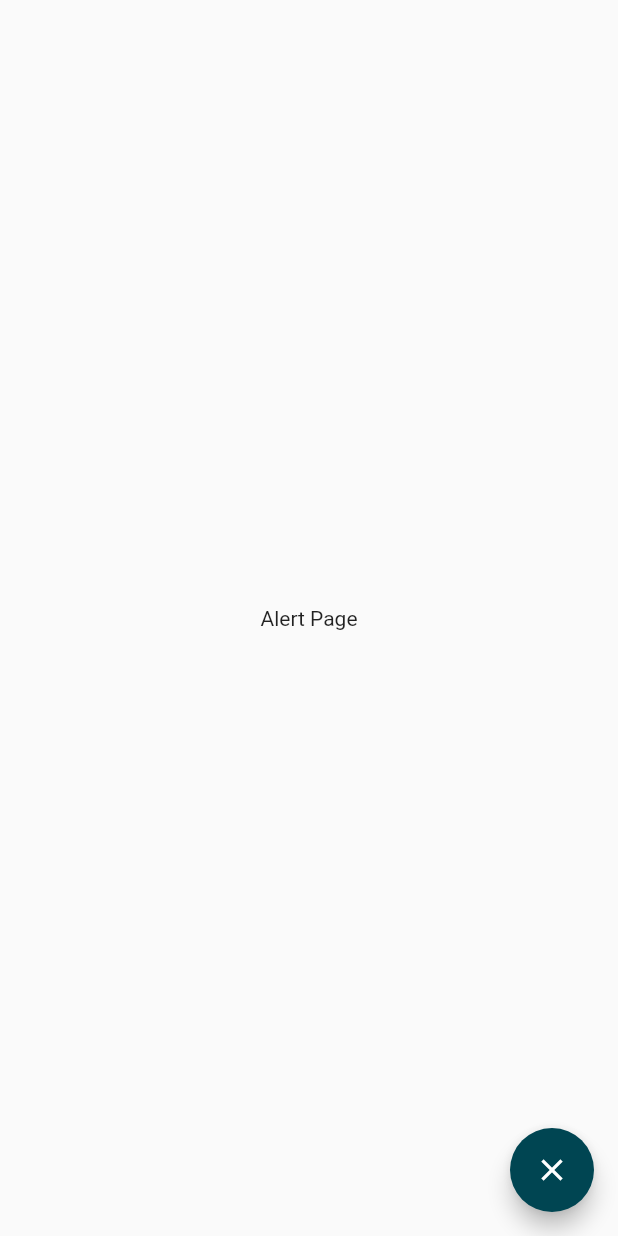
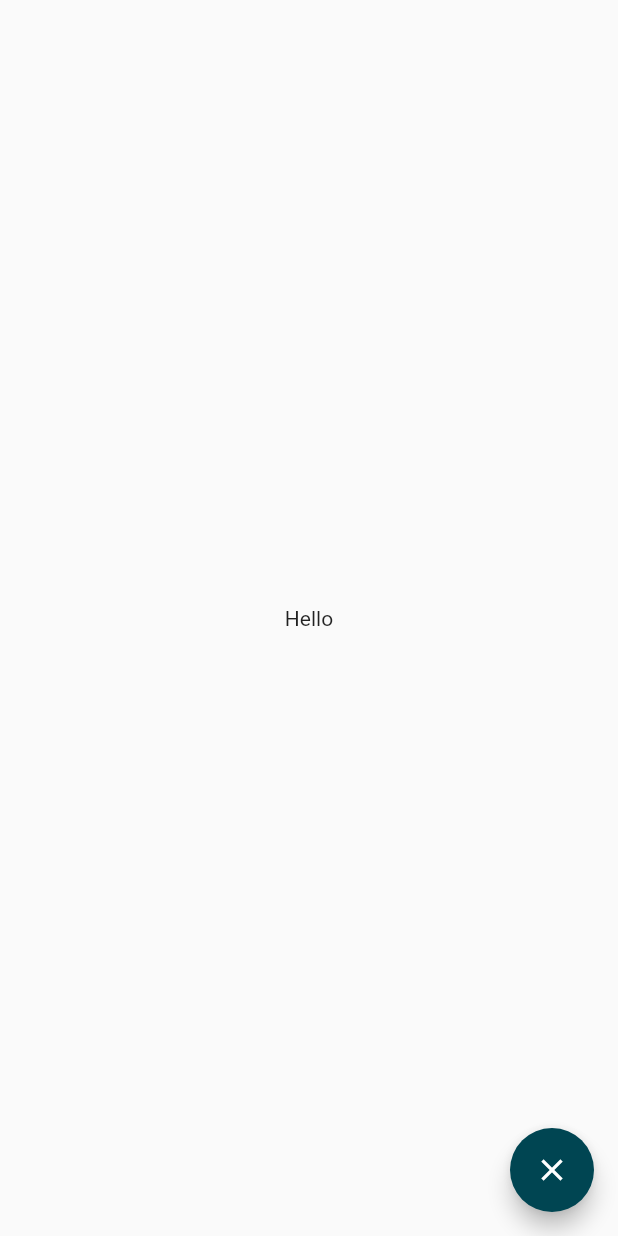
Before and after one commit to LabcitGlobal/flutter, a Flutter app: the screen it shows after launch, after a tap on "Alerts", on a phone screen of 412 x 824 dp. Run offline on Flutter 3.47's test engine with Material 2 defaults, Android fonts, the phone set to English and light mode, and no system bars; our stand-ins replace image_picker, video_player.

Commit message:
Add Localizations package Flutter intl

```diff
--- /dev/null
+++ b/lib/l10n/intl_en.arb
@@ -0,0 +1,3 @@
+{
+    "hello": "Hello"
+}
--- /dev/null
+++ b/lib/l10n/intl_es.arb
@@ -0,0 +1,3 @@
+{
+    "hello": "Hola"
+}
--- a/lib/main.dart
+++ b/lib/main.dart
@@ -1,7 +1,9 @@
 import 'package:flutter/material.dart';
+import 'package:flutter_applications/generated/l10n.dart';
 import 'package:flutter_applications/utils/pallete.dart';
 import 'package:flutter_applications/src/routes/routes.dart';
 import 'package:flutter_applications/src/pages/home_page.dart';
+import 'package:flutter_localizations/flutter_localizations.dart';
 
 void main() => runApp(MyApp());
 
@@ -26,6 +28,13 @@ class _MyAppState extends State<MyApp> {
           builder: (BuildContext context) => HomePage(),
         );
       },
+      localizationsDelegates: [
+        GlobalMaterialLocalizations.delegate,
+        GlobalWidgetsLocalizations.delegate,
+        GlobalCupertinoLocalizations.delegate,
+        S.delegate,
+      ],
+      supportedLocales: S.delegate.supportedLocales,
     );
   }
 }
--- a/lib/src/pages/alert_page.dart
+++ b/lib/src/pages/alert_page.dart
@@ -1,4 +1,5 @@
 import 'package:flutter/material.dart';
+import 'package:flutter_applications/generated/l10n.dart';
 
 class AlertPage extends StatefulWidget {
   AlertPage({Key? key}) : super(key: key);
@@ -12,7 +13,7 @@ class _AlertPageState extends State<AlertPage> {
   Widget build(BuildContext context) {
     return Scaffold(
       body: Center(
-        child: Text('Alert Page'),
+        child: Text(S.current.hello),
       ),
       floatingActionButton: FloatingActionButton(
         onPressed: () {
```
Also changed, not shown: pubspec.yaml (+5 -5 lines), lib/generated/intl/messages_all.dart (added), lib/generated/intl/messages_en.dart (added), lib/generated/intl/messages_es.dart (added), lib/generated/l10n.dart (added), pubspec.lock.
